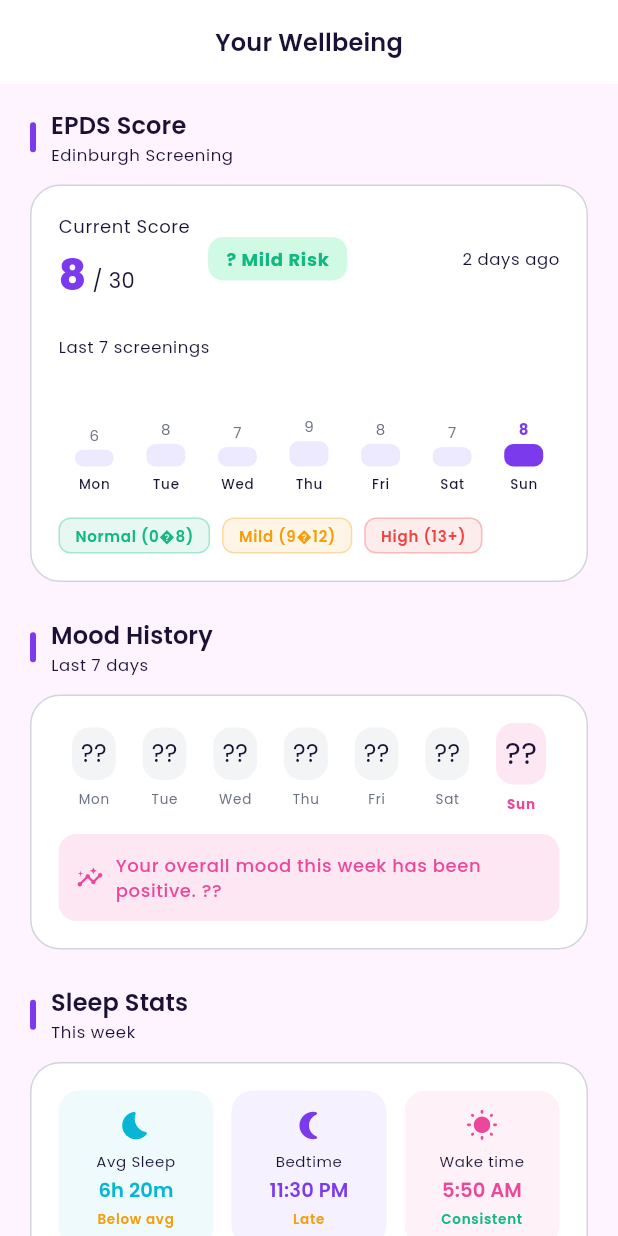
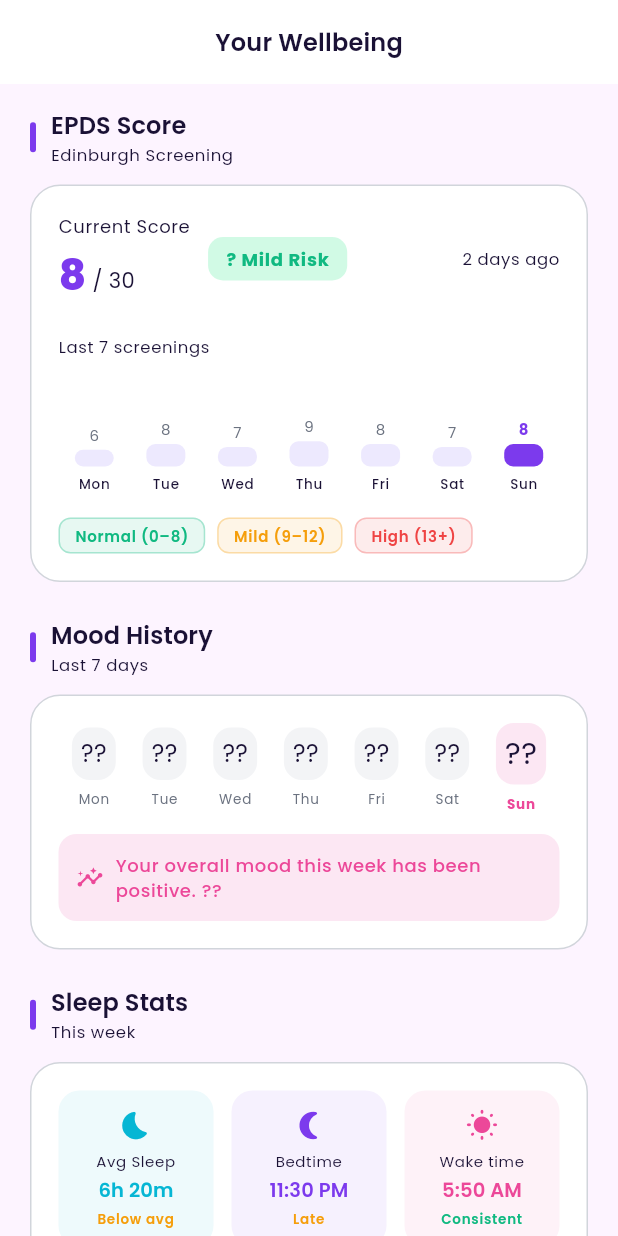
Before and after one commit to AhmadAfzal16/HerCare, a Flutter app: the WellbeingScreen screen opened directly, on a phone screen of 412 x 824 dp. Run offline on Flutter 3.47's test engine with Material 3 defaults, Android fonts, the phone set to English and light mode, and no system bars; our stand-ins replace dio, flutter_dotenv, flutter_secure_storage, go_router, google_fonts, pretty_dio_logger and 1 more; accounts and stored records are empty.

Commit message:
Fix dark mode: settings text/icons, wellbeing colors, 0.407px overflow

```diff
--- a/hercare_flutter/lib/presentation/settings/settings_screen.dart
+++ b/hercare_flutter/lib/presentation/settings/settings_screen.dart
@@ -164,6 +164,7 @@ class SettingsScreen extends StatelessWidget {
     showDialog(
       context: context,
       builder: (_) => AlertDialog(
+        backgroundColor: context.hcSurface,
         shape: RoundedRectangleBorder(borderRadius: BorderRadius.circular(20)),
         title: Text(isUrdu ? 'ہر کیئر کے بارے میں' : 'About HerCare',
             style: AppTextStyles.titleMedium),
@@ -194,6 +195,7 @@ class SettingsScreen extends StatelessWidget {
     final result = await showDialog<bool>(
       context: context,
       builder: (_) => AlertDialog(
+        backgroundColor: context.hcSurface,
         shape: RoundedRectangleBorder(borderRadius: BorderRadius.circular(20)),
         title: Text(title, style: AppTextStyles.titleMedium),
         content: Text(message, style: AppTextStyles.bodyMedium),
@@ -301,7 +303,7 @@ class _SettingsTile extends StatelessWidget {
                       Text(
                         title,
                         style: AppTextStyles.titleSmall.copyWith(
-                          color: titleColor ?? AppColors.textPrimary,
+                          color: titleColor ?? context.hcTextPrimary,
                           fontSize: 14,
                         ),
                       ),
@@ -424,7 +426,7 @@ class _LangPill extends StatelessWidget {
         child: Text(
           label,
           style: AppTextStyles.labelMedium.copyWith(
-            color: active ? Colors.white : AppColors.textSecondary,
+            color: active ? Colors.white : context.hcTextSecondary,
             fontWeight: active ? FontWeight.w700 : FontWeight.w500,
           ),
         ),
--- a/hercare_flutter/lib/presentation/wellbeing/wellbeing_screen.dart
+++ b/hercare_flutter/lib/presentation/wellbeing/wellbeing_screen.dart
@@ -18,9 +18,9 @@ class WellbeingScreen extends StatelessWidget {
     final isUrdu = context.watch<LanguageProvider>().isUrdu;
 
     return Scaffold(
-      backgroundColor: AppColors.background,
+      backgroundColor: context.hcBg,
       appBar: AppBar(
-        backgroundColor: AppColors.surface,
+        backgroundColor: context.hcSurface,
         elevation: 0,
         scrolledUnderElevation: 0,
         surfaceTintColor: Colors.transparent,
@@ -161,7 +161,7 @@ class _EpdsScoreCard extends StatelessWidget {
                     Text('${_history[i]}',
                         style: AppTextStyles.labelSmall.copyWith(
                           fontSize: 10,
-                          color: isLast ? AppColors.primary : AppColors.textSecondary,
+                          color: isLast ? AppColors.primary : context.hcTextSecondary,
                           fontWeight: isLast ? FontWeight.w700 : FontWeight.w400,
                         )),
                     const SizedBox(height: 3),
@@ -182,13 +182,13 @@ class _EpdsScoreCard extends StatelessWidget {
             ),
           ),
           const SizedBox(height: 16),
-          Row(
+          Wrap(
+            spacing: 8,
+            runSpacing: 6,
             children: [
-              _RiskChip(label: isUrdu ? '???' : 'Normal', color: AppColors.success,  range: '0�8'),
-              const SizedBox(width: 8),
-              _RiskChip(label: isUrdu ? '??'  : 'Mild',   color: AppColors.warning,  range: '9�12'),
-              const SizedBox(width: 8),
-              _RiskChip(label: isUrdu ? '?????' : 'High', color: AppColors.error,    range: '13+'),
+              _RiskChip(label: isUrdu ? 'تھوڑا' : 'Normal', color: AppColors.success,  range: '0–8'),
+              _RiskChip(label: isUrdu ? 'اعتدال'  : 'Mild',   color: AppColors.warning,  range: '9–12'),
+              _RiskChip(label: isUrdu ? 'زیادہ' : 'High', color: AppColors.error,    range: '13+'),
             ],
           ),
         ],
@@ -248,7 +248,7 @@ class _MoodHistoryCard extends StatelessWidget {
                     decoration: BoxDecoration(
                       color: isToday
                           ? AppColors.secondaryContainer
-                          : AppColors.surfaceVariant,
+                          : context.hcSurfaceVariant,
                       borderRadius: BorderRadius.circular(12),
                     ),
                     child: Text(_moods[i],
@@ -258,7 +258,7 @@ class _MoodHistoryCard extends StatelessWidget {
                   Text(isUrdu ? _daysUr[i] : _days[i],
                       style: AppTextStyles.labelSmall.copyWith(
                         fontSize: 9,
-                        color: isToday ? AppColors.secondary : AppColors.textSecondary,
+                        color: isToday ? AppColors.secondary : context.hcTextSecondary,
                         fontWeight: isToday ? FontWeight.w700 : FontWeight.w400,
                       )),
                 ],
@@ -320,7 +320,7 @@ class _SleepStatsCard extends StatelessWidget {
           Container(
             padding: const EdgeInsets.all(12),
             decoration: BoxDecoration(
-              color: const Color(0xFFE0F7FA),
+              color: context.isDark ? const Color(0xFF0A3340) : const Color(0xFFE0F7FA),
               borderRadius: BorderRadius.circular(12),
             ),
             child: Row(
```
